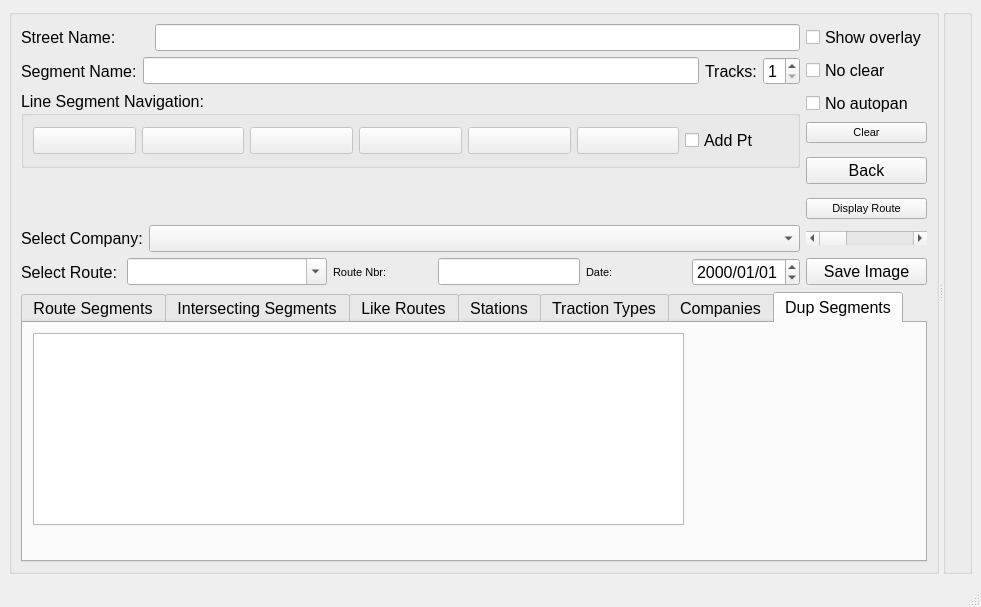
Old version of the form mapper_app/ui/mainwindow.ui in the repository allenck/mapper.
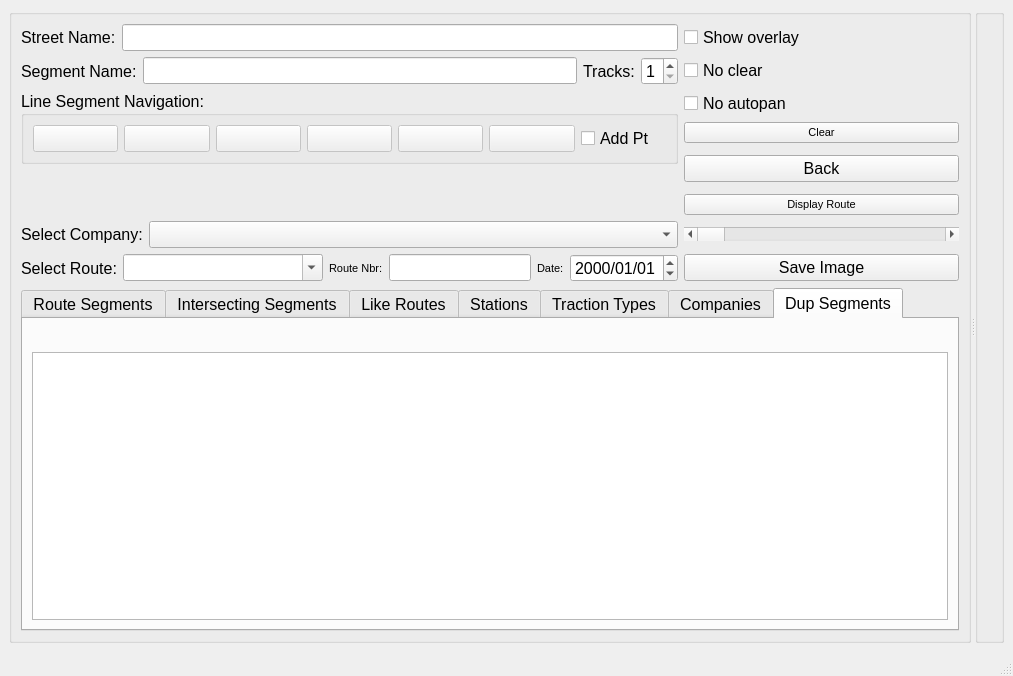
New version of the form. The open tabs and pages were chosen to show the change. Icons and pictures are not drawn. Custom widgets are drawn as their Qt base class.

Commit message: correctionsto layout

The edit to the form file:
```diff
--- a/mapper_app/ui/mainwindow.ui
+++ b/mapper_app/ui/mainwindow.ui
@@ -6,8 +6,8 @@
    <rect>
     <x>0</x>
     <y>0</y>
-    <width>981</width>
-    <height>607</height>
+    <width>1013</width>
+    <height>676</height>
    </rect>
   </property>
   <property name="font">
@@ -19,8 +19,8 @@
    <string>Mapper</string>
   </property>
   <widget class="QWidget" name="centralwidget">
-   <layout class="QGridLayout" name="gridLayout">
-    <item row="0" column="0">
+   <layout class="QVBoxLayout" name="verticalLayout_11">
+    <item>
      <widget class="QSplitter" name="splitter">
       <property name="sizePolicy">
        <sizepolicy hsizetype="Expanding" vsizetype="Expanding">
@@ -48,7 +48,7 @@
        <property name="title">
         <string/>
        </property>
-       <layout class="QGridLayout" name="gridLayout_2">
+       <layout class="QGridLayout" name="gridLayout">
         <item row="0" column="0" colspan="2">
          <layout class="QHBoxLayout" name="horizontalLayout_2">
           <item>
@@ -63,9 +63,22 @@
             </property>
            </widget>
           </item>
+          <item>
+           <widget class="QLineEdit" name="txtStreet">
+            <property name="sizePolicy">
+             <sizepolicy hsizetype="Expanding" vsizetype="Fixed">
+              <horstretch>1</horstretch>
+              <verstretch>0</verstretch>
+             </sizepolicy>
+            </property>
+            <property name="toolTip">
+             <string>&lt;html&gt;&lt;head/&gt;&lt;body&gt;&lt;p&gt;Edit to change the &amp;quot;street name&amp;quot; attribute of a segment. &lt;/p&gt;&lt;/body&gt;&lt;/html&gt;</string>
+            </property>
+           </widget>
+          </item>
          </layout>
         </item>
-        <item row="0" column="3">
+        <item row="0" column="2">
          <widget class="QCheckBox" name="chkShowOverlay">
           <property name="toolTip">
            <string>&lt;html&gt;&lt;head/&gt;&lt;body&gt;&lt;p&gt;If checked, the currently selected overlay will be shown&lt;/p&gt;&lt;/body&gt;&lt;/html&gt;</string>
@@ -75,7 +88,50 @@
           </property>
          </widget>
         </item>
-        <item row="1" column="3">
+        <item row="1" column="0" colspan="2">
+         <layout class="QHBoxLayout" name="horizontalLayout_4">
+          <item>
+           <widget class="QLabel" name="lblSegment">
+            <property name="font">
+             <font>
+              <pointsize>12</pointsize>
+             </font>
+            </property>
+            <property name="text">
+             <string>Segment Name:</string>
+            </property>
+           </widget>
+          </item>
+          <item>
+           <widget class="QLineEdit" name="txtSegment">
+            <property name="toolTip">
+             <string>&lt;html&gt;&lt;head/&gt;&lt;body&gt;&lt;p&gt;Edit to change the current segment's description. Should be in the form: &amp;lt;street name&amp;gt;, &amp;lt;street 1&amp;gt; to &amp;lt;street 2&amp;gt;.&lt;/p&gt;&lt;/body&gt;&lt;/html&gt;</string>
+            </property>
+           </widget>
+          </item>
+          <item>
+           <widget class="QLabel" name="label_8">
+            <property name="text">
+             <string>Tracks:</string>
+            </property>
+           </widget>
+          </item>
+          <item>
+           <widget class="QSpinBox" name="sbTracks">
+            <property name="toolTip">
+             <string>&lt;html&gt;&lt;head/&gt;&lt;body&gt;&lt;p&gt;Number of tracks 1 or 2&lt;/p&gt;&lt;/body&gt;&lt;/html&gt;</string>
+            </property>
+            <property name="minimum">
+             <number>1</number>
+            </property>
+            <property name="maximum">
+             <number>2</number>
+            </property>
+           </widget>
+          </item>
+         </layout>
+        </item>
+        <item row="1" column="2">
          <widget class="QCheckBox" name="chkNoClear">
           <property name="toolTip">
            <string>&lt;html&gt;&lt;head/&gt;&lt;body&gt;&lt;p&gt;If checked, the map display will not be cleared of displayed routes when a new route is displayed with &amp;quot;Display Route&amp;quot;.&lt;/p&gt;&lt;/body&gt;&lt;/html&gt;</string>
@@ -85,7 +141,167 @@
           </property>
          </widget>
         </item>
-        <item row="2" column="3">
+        <item row="2" column="0" rowspan="3" colspan="2">
+         <widget class="QGroupBox" name="gbSegmentNavigation">
+          <property name="toolTip">
+           <string>Go to beginning.</string>
+          </property>
+          <property name="title">
+           <string>Line Segment Navigation:</string>
+          </property>
+          <layout class="QHBoxLayout" name="horizontalLayout_3">
+           <item>
+            <widget class="QPushButton" name="btnFirst">
+             <property name="enabled">
+              <bool>false</bool>
+             </property>
+             <property name="toolTip">
+              <string>&lt;html&gt;&lt;head/&gt;&lt;body&gt;&lt;p&gt;Go to beginning (tail) of segment.&lt;/p&gt;&lt;p&gt;&lt;br/&gt;&lt;/p&gt;&lt;/body&gt;&lt;/html&gt;</string>
+             </property>
+             <property name="text">
+              <string/>
+             </property>
+             <property name="icon">
+              <iconset resource="../Resources/mapper.qrc">
+               <normaloff>:/arrow-left-double.png</normaloff>:/arrow-left-double.png</iconset>
+             </property>
+             <property name="iconSize">
+              <size>
+               <width>24</width>
+               <height>24</height>
+              </size>
+             </property>
+            </widget>
+           </item>
+           <item>
+            <widget class="QPushButton" name="btnPrev">
+             <property name="enabled">
+              <bool>false</bool>
+             </property>
+             <property name="toolTip">
+              <string>Previous point.</string>
+             </property>
+             <property name="text">
+              <string/>
+             </property>
+             <property name="icon">
+              <iconset resource="../Resources/mapper.qrc">
+               <normaloff>:/arrow-left.png</normaloff>:/arrow-left.png</iconset>
+             </property>
+             <property name="iconSize">
+              <size>
+               <width>24</width>
+               <height>24</height>
+              </size>
+             </property>
+            </widget>
+           </item>
+           <item>
+            <widget class="QPushButton" name="btnNext">
+             <property name="enabled">
+              <bool>false</bool>
+             </property>
+             <property name="toolTip">
+              <string>Next point.</string>
+             </property>
+             <property name="text">
+              <string/>
+             </property>
+             <property name="icon">
+              <iconset resource="../Resources/mapper.qrc">
+               <normaloff>:/arrow-right.png</normaloff>:/arrow-right.png</iconset>
+             </property>
+             <property name="iconSize">
+              <size>
+               <width>24</width>
+               <height>24</height>
+              </size>
+             </property>
+            </widget>
+           </item>
+           <item>
+            <widget class="QPushButton" name="btnLast">
+             <property name="enabled">
+              <bool>false</bool>
+             </property>
+             <property name="toolTip">
+              <string>&lt;html&gt;&lt;head/&gt;&lt;body&gt;&lt;p&gt;Go to last point (head) of segment.&lt;/p&gt;&lt;/body&gt;&lt;/html&gt;</string>
+             </property>
+             <property name="text">
+              <string/>
+             </property>
+             <property name="icon">
+              <iconset resource="../Resources/mapper.qrc">
+               <normaloff>:/arrow-right-double.png</normaloff>:/arrow-right-double.png</iconset>
+             </property>
+             <property name="iconSize">
+              <size>
+               <width>24</width>
+               <height>24</height>
+              </size>
+             </property>
+            </widget>
+           </item>
+           <item>
+            <widget class="QPushButton" name="btnSplit">
+             <property name="enabled">
+              <bool>false</bool>
+             </property>
+             <property name="toolTip">
+              <string>Split a line at current point.</string>
+             </property>
+             <property name="text">
+              <string/>
+             </property>
+             <property name="icon">
+              <iconset resource="../Resources/mapper.qrc">
+               <normaloff>:/edit-cut.png</normaloff>:/edit-cut.png</iconset>
+             </property>
+             <property name="iconSize">
+              <size>
+               <width>24</width>
+               <height>24</height>
+              </size>
+             </property>
+            </widget>
+           </item>
+           <item>
+            <widget class="QPushButton" name="btnDeletePt">
+             <property name="enabled">
+              <bool>false</bool>
+             </property>
+             <property name="toolTip">
+              <string>Delete current point. </string>
+             </property>
+             <property name="text">
+              <string/>
+             </property>
+             <property name="icon">
+              <iconset resource="../Resources/mapper.qrc">
+               <normaloff>:/format-remove-node.png</normaloff>:/format-remove-node.png</iconset>
+             </property>
+             <property name="iconSize">
+              <size>
+               <width>24</width>
+               <height>24</height>
+              </size>
+             </property>
+            </widget>
+           </item>
+           <item>
+            <widget class="QCheckBox" name="chkAddPt">
+             <property name="toolTip">
+              <string>Check to automatically turn on add point mode when selecting a segment from the combo box.</string>
+             </property>
+             <property name="text">
+              <string>Add Pt</string>
+             </property>
+            </widget>
+           </item>
+          </layout>
+         </widget>
+        </item>
+        <item row="2" column="2">
          <widget class="QCheckBox" name="chkNoPan">
           <property name="toolTip">
            <string>&lt;html&gt;&lt;head/&gt;&lt;body&gt;&lt;p&gt;If checked, map will not be panned or repositioned when a new route is displayed. &lt;/p&gt;&lt;/body&gt;&lt;/html&gt;</string>
@@ -95,7 +311,7 @@
           </property>
          </widget>
         </item>
-        <item row="3" column="3">
+        <item row="3" column="2">
          <widget class="QPushButton" name="btnClear">
           <property name="font">
            <font>
@@ -110,7 +326,7 @@
           </property>
          </widget>
         </item>
-        <item row="4" column="3" rowspan="2">
+        <item row="4" column="2" rowspan="2">
          <widget class="QPushButton" name="btnBack">
           <property name="toolTip">
            <string>Back one page</string>
@@ -120,7 +336,7 @@
           </property>
          </widget>
         </item>
-        <item row="5" column="0" rowspan="2" colspan="2">
+        <item row="5" column="0" rowspan="2">
          <widget class="SegmentSelectionWidget" name="ssw" native="true">
           <property name="font">
            <font>
@@ -129,7 +345,7 @@
           </property>
          </widget>
         </item>
-        <item row="5" column="2">
+        <item row="5" column="1">
          <widget class="QLabel" name="lblPoint">
           <property name="toolTip">
            <string>&lt;html&gt;&lt;head/&gt;&lt;body&gt;&lt;p&gt;Index of current point&lt;/p&gt;&lt;/body&gt;&lt;/html&gt;</string>
@@ -139,7 +355,7 @@
           </property>
          </widget>
         </item>
-        <item row="6" column="3">
+        <item row="6" column="2">
          <widget class="QPushButton" name="btnDisplayRoute">
           <property name="font">
            <font>
@@ -154,30 +370,40 @@
           </property>
          </widget>
         </item>
-        <item row="7" column="0">
-         <widget class="QLabel" name="label_2">
-          <property name="sizePolicy">
-           <sizepolicy hsizetype="Minimum" vsizetype="Preferred">
-            <horstretch>0</horstretch>
-            <verstretch>0</verstretch>
-           </sizepolicy>
-          </property>
-          <property name="text">
-           <string>Select Company:</string>
-          </property>
-         </widget>
+        <item row="7" column="0" colspan="2">
+         <layout class="QHBoxLayout" name="horizontalLayout_5">
+          <item>
+           <widget class="QLabel" name="label_2">
+            <property name="sizePolicy">
+             <sizepolicy hsizetype="Minimum" vsizetype="Preferred">
+              <horstretch>0</horstretch>
+              <verstretch>0</verstretch>
+             </sizepolicy>
+            </property>
+            <property name="text">
+             <string>Select Company:</string>
+            </property>
+           </widget>
+          </item>
+          <item>
+           <widget class="QComboBox" name="cbCompany">
+            <property name="sizePolicy">
+             <sizepolicy hsizetype="Preferred" vsizetype="Fixed">
+              <horstretch>1</horstretch>
+              <verstretch>0</verstretch>
+             </sizepolicy>
+            </property>
+            <property name="toolTip">
+             <string>&lt;html&gt;&lt;head/&gt;&lt;body&gt;&lt;p&gt;Select a company. Only that company's routes will be displayed. Select 'All companies' to display all routes regardless of which company.&lt;/p&gt;&lt;/body&gt;&lt;/html&gt;</string>
+            </property>
+            <property name="placeholderText">
+             <string>Select company name or All</string>
+            </property>
+           </widget>
+          </item>
+         </layout>
         </item>
-        <item row="7" column="1" colspan="2">
-         <widget class="QComboBox" name="cbCompany">
-          <property name="toolTip">
-           <string>&lt;html&gt;&lt;head/&gt;&lt;body&gt;&lt;p&gt;Select a company. Only that company's routes will be displayed. Select 'All companies' to display all routes regardless of which company.&lt;/p&gt;&lt;/body&gt;&lt;/html&gt;</string>
-          </property>
-          <property name="placeholderText">
-           <string>Select company name or All</string>
-          </property>
-         </widget>
-        </item>
-        <item row="7" column="3">
+        <item row="7" column="2">
          <widget class="QScrollBar" name="sbRoute">
           <property name="toolTip">
            <string>&lt;html&gt;&lt;head/&gt;&lt;body&gt;&lt;p&gt;Scroll through available routes. &lt;/p&gt;&lt;/body&gt;&lt;/html&gt;</string>
@@ -187,7 +413,7 @@
           </property>
          </widget>
         </item>
-        <item row="8" column="0" colspan="3">
+        <item row="8" column="0" colspan="2">
          <layout class="QHBoxLayout" name="horizontalLayout_6">
           <item>
            <widget class="QLabel" name="label_5">
@@ -268,7 +494,7 @@
           </item>
          </layout>
         </item>
-        <item row="8" column="3">
+        <item row="8" column="2">
          <widget class="QPushButton" name="saveImage">
           <property name="toolTip">
            <string>&lt;html&gt;&lt;head/&gt;&lt;body&gt;&lt;p&gt;Create a snapshot of the map display. &lt;/p&gt;&lt;/body&gt;&lt;/html&gt;</string>
@@ -278,12 +504,12 @@
           </property>
          </widget>
         </item>
-        <item row="9" column="0" colspan="4">
+        <item row="9" column="0" colspan="3">
          <widget class="QTabWidget" name="tabWidget">
           <property name="sizePolicy">
-           <sizepolicy hsizetype="Expanding" vsizetype="Maximum">
+           <sizepolicy hsizetype="Expanding" vsizetype="Expanding">
             <horstretch>0</horstretch>
-            <verstretch>0</verstretch>
+            <verstretch>1</verstretch>
            </sizepolicy>
           </property>
           <property name="toolTip">
@@ -468,232 +694,31 @@
            <attribute name="title">
             <string>Dup Segments</string>
            </attribute>
-           <widget class="QTableView" name="tblDupSegments">
-            <property name="geometry">
-             <rect>
-              <x>10</x>
-              <y>10</y>
-              <width>651</width>
-              <height>192</height>
-             </rect>
-            </property>
-            <property name="toolTip">
-             <string>&lt;html&gt;&lt;head/&gt;&lt;body&gt;&lt;p&gt;DIsplay routes which use this segment.&lt;/p&gt;&lt;/body&gt;&lt;/html&gt;</string>
-            </property>
-           </widget>
+           <layout class="QVBoxLayout" name="verticalLayout_9">
+            <item>
+             <widget class="QLabel" name="label_7">
+              <property name="text">
+               <string/>
+              </property>
+             </widget>
+            </item>
+            <item>
+             <widget class="QTableView" name="tblDupSegments">
+              <property name="sizePolicy">
+               <sizepolicy hsizetype="Expanding" vsizetype="Expanding">
+                <horstretch>0</horstretch>
+                <verstretch>1</verstretch>
+               </sizepolicy>
+              </property>
+              <property name="toolTip">
+               <string>&lt;html&gt;&lt;head/&gt;&lt;body&gt;&lt;p&gt;DIsplay routes which use this segment.&lt;/p&gt;&lt;/body&gt;&lt;/html&gt;</string>
+              </property>
+             </widget>
+            </item>
+           </layout>
           </widget>
          </widget>
         </item>
-        <item row="2" column="0" rowspan="3" colspan="3">
-         <widget class="QGroupBox" name="gbSegmentNavigation">
-          <property name="toolTip">
-           <string>Go to beginning.</string>
-          </property>
-          <property name="title">
-           <string>Line Segment Navigation:</string>
-          </property>
-          <layout class="QHBoxLayout" name="horizontalLayout_3">
-           <item>
-            <widget class="QPushButton" name="btnFirst">
-             <property name="enabled">
-              <bool>false</bool>
-             </property>
-             <property name="toolTip">
-              <string>&lt;html&gt;&lt;head/&gt;&lt;body&gt;&lt;p&gt;Go to beginning (tail) of segment.&lt;/p&gt;&lt;p&gt;&lt;br/&gt;&lt;/p&gt;&lt;/body&gt;&lt;/html&gt;</string>
-             </property>
-             <property name="text">
-              <string/>
-             </property>
-             <property name="icon">
-              <iconset resource="../Resources/mapper.qrc">
-               <normaloff>:/arrow-left-double.png</normaloff>:/arrow-left-double.png</iconset>
-             </property>
-             <property name="iconSize">
-              <size>
-               <width>24</width>
-               <height>24</height>
-              </size>
-             </property>
-            </widget>
-           </item>
-           <item>
-            <widget class="QPushButton" name="btnPrev">
-             <property name="enabled">
-              <bool>false</bool>
-             </property>
-             <property name="toolTip">
-              <string>Previous point.</string>
-             </property>
-             <property name="text">
-              <string/>
-             </property>
-             <property name="icon">
-              <iconset resource="../Resources/mapper.qrc">
-               <normaloff>:/arrow-left.png</normaloff>:/arrow-left.png</iconset>
-             </property>
-             <property name="iconSize">
-              <size>
-               <width>24</width>
-               <height>24</height>
-              </size>
-             </property>
-            </widget>
-           </item>
-           <item>
-            <widget class="QPushButton" name="btnNext">
-             <property name="enabled">
-              <bool>false</bool>
-             </property>
-             <property name="toolTip">
-              <string>Next point.</string>
-             </property>
-             <property name="text">
-              <string/>
-             </property>
-             <property name="icon">
-              <iconset resource="../Resources/mapper.qrc">
-               <normaloff>:/arrow-right.png</normaloff>:/arrow-right.png</iconset>
-             </property>
-             <property name="iconSize">
-              <size>
-               <width>24</width>
-               <height>24</height>
-              </size>
-             </property>
-            </widget>
-           </item>
-           <item>
-            <widget class="QPushButton" name="btnLast">
-             <property name="enabled">
-              <bool>false</bool>
-             </property>
-             <property name="toolTip">
-              <string>&lt;html&gt;&lt;head/&gt;&lt;body&gt;&lt;p&gt;Go to last point (head) of segment.&lt;/p&gt;&lt;/body&gt;&lt;/html&gt;</string>
-             </property>
-             <property name="text">
-              <string/>
-             </property>
-             <property name="icon">
-              <iconset resource="../Resources/mapper.qrc">
-               <normaloff>:/arrow-right-double.png</normaloff>:/arrow-right-double.png</iconset>
-             </property>
-             <property name="iconSize">
-              <size>
-               <width>24</width>
-               <height>24</height>
-              </size>
-             </property>
-            </widget>
-           </item>
-           <item>
-            <widget class="QPushButton" name="btnSplit">
-             <property name="enabled">
-              <bool>false</bool>
-             </property>
-             <property name="toolTip">
-              <string>Split a line at current point.</string>
-             </property>
-             <property name="text">
-              <string/>
-             </property>
-             <property name="icon">
-              <iconset resource="../Resources/mapper.qrc">
-               <normaloff>:/edit-cut.png</normaloff>:/edit-cut.png</iconset>
-             </property>
-             <property name="iconSize">
-              <size>
-               <width>24</width>
-               <height>24</height>
-              </size>
-             </property>
-            </widget>
-           </item>
-           <item>
-            <widget class="QPushButton" name="btnDeletePt">
-             <property name="enabled">
-              <bool>false</bool>
-             </property>
-             <property name="toolTip">
-              <string>Delete current point. </string>
-             </property>
-             <property name="text">
-              <string/>
-             </property>
-             <property name="icon">
-              <iconset resource="../Resources/mapper.qrc">
-               <normaloff>:/format-remove-node.png</normaloff>:/format-remove-node.png</iconset>
-             </property>
-             <property name="iconSize">
-              <size>
-               <width>24</width>
-               <height>24</height>
-              </size>
-             </property>
-            </widget>
-           </item>
-           <item>
-            <widget class="QCheckBox" name="chkAddPt">
-             <property name="toolTip">
-              <string>Check to automatically turn on add point mode when selecting a segment from the combo box.</string>
-             </property>
-             <property name="text">
-              <string>Add Pt</string>
-             </property>
-            </widget>
-           </item>
-          </layout>
-         </widget>
-        </item>
-        <item row="1" column="0" colspan="3">
-         <layout class="QHBoxLayout" name="horizontalLayout_4">
-          <item>
-           <widget class="QLabel" name="lblSegment">
-            <property name="font">
-             <font>
-              <pointsize>12</pointsize>
-             </font>
-            </property>
-            <property name="text">
-             <string>Segment Name:</string>
-            </property>
-           </widget>
-          </item>
-          <item>
-           <widget class="QLineEdit" name="txtSegment">
-            <property name="toolTip">
-             <string>&lt;html&gt;&lt;head/&gt;&lt;body&gt;&lt;p&gt;Edit to change the current segment's description. Should be in the form: &amp;lt;street name&amp;gt;, &amp;lt;street 1&amp;gt; to &amp;lt;street 2&amp;gt;.&lt;/p&gt;&lt;/body&gt;&lt;/html&gt;</string>
-            </property>
-           </widget>
-          </item>
-          <item>
-           <widget class="QLabel" name="label_8">
-            <property name="text">
-             <string>Tracks:</string>
-            </property>
-           </widget>
-          </item>
-          <item>
-           <widget class="QSpinBox" name="sbTracks">
-            <property name="toolTip">
-             <string>&lt;html&gt;&lt;head/&gt;&lt;body&gt;&lt;p&gt;Number of tracks 1 or 2&lt;/p&gt;&lt;/body&gt;&lt;/html&gt;</string>
-            </property>
-            <property name="minimum">
-             <number>1</number>
-            </property>
-            <property name="maximum">
-             <number>2</number>
-            </property>
-           </widget>
-          </item>
-         </layout>
-        </item>
-        <item row="0" column="2">
-         <widget class="QLineEdit" name="txtStreet">
-          <property name="toolTip">
-           <string>&lt;html&gt;&lt;head/&gt;&lt;body&gt;&lt;p&gt;Edit to change the &amp;quot;street name&amp;quot; attribute of a segment. &lt;/p&gt;&lt;/body&gt;&lt;/html&gt;</string>
-          </property>
-         </widget>
-        </item>
        </layout>
       </widget>
       <widget class="QGroupBox" name="groupBox_2">
```
Left out of the diff: 77 changed lines with no effect on the pictures. The commit also changes 2 other files.
